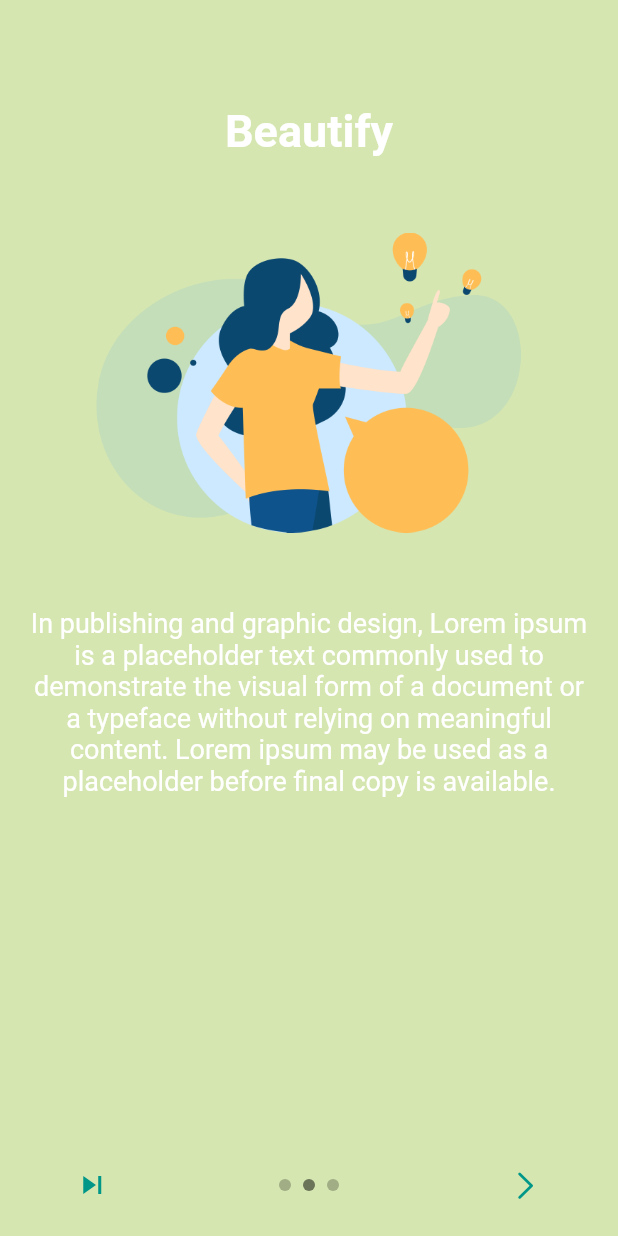
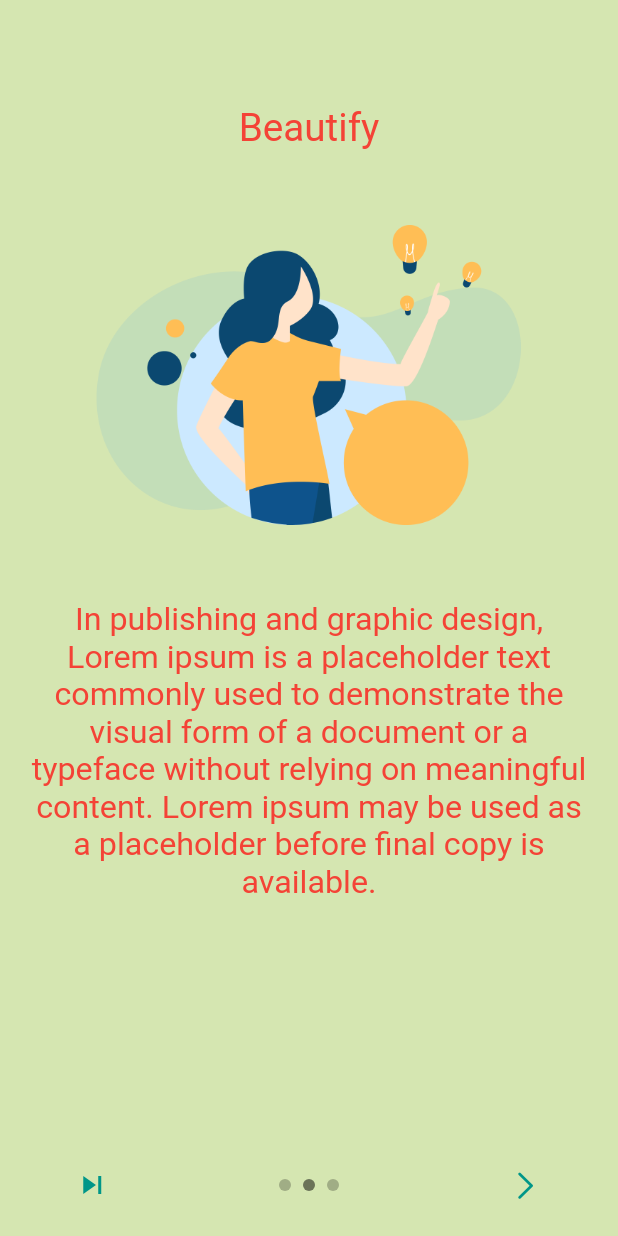
Before and after one commit to mo7amedaliEbaid/beautify, a Flutter app: the screen it shows after launch, swiped to page 2, on a phone screen of 412 x 824 dp. Run offline on Flutter 3.47's test engine with Material 2 defaults, Android fonts, the phone set to English and light mode, and no system bars; drawn by our look-alikes of intro_slider; our stand-ins replace auto_size_text, badges, bottom_navy_bar, cached_network_image, carousel_slider, dio and 12 more; missing offline and left inert: barcode; accounts and stored records are empty; Roboto replaces fonts that are missing (Poppins).

```diff
--- a/lib/main.dart
+++ b/lib/main.dart
@@ -1,38 +1,52 @@
-import 'package:beautify/view/onboarding_screen/onboarding_screen.dart';
+import 'package:beautify/providers.dart';
+import 'package:beautify/view/landing_screen/landing_screen.dart';
 import 'package:beautify/view/rootscreen/root.dart';
 import 'package:beautify/viewmodel/initial/initial.dart';
 import 'package:flutter/material.dart';
+import 'package:provider/provider.dart';
 import 'configs/core_theme.dart' as theme;
 import 'package:get/get.dart';
 
 import 'model/controllers/binding/initial_binding.dart';
 import 'model/controllers/duplicate_controller.dart';
 
-
 void main() async {
   WidgetsFlutterBinding.ensureInitialized();
   await HighPriorityInitial.initial();
-  runApp(const MyApp());
+
+  runApp(MultiProvider(
+    providers: [
+      ChangeNotifierProvider(create: (_) => ThemeProvider()),
+    ],
+    child: Consumer<ThemeProvider>(
+      builder: (context, themeProvider, child) {
+        return MyApp(
+          provider: themeProvider,
+        );
+      },
+    ),
+  ));
 }
 
 class MyApp extends StatelessWidget {
-  const MyApp({super.key});
+  MyApp({super.key, required this.provider});
+
+  final ThemeProvider provider;
 
   @override
   Widget build(BuildContext context) {
     bool isFirst =
         Get.find<DuplicateController>().introFunctions.getLaunchStatus();
-    bool isdark =
-    Get.find<DuplicateController>().introFunctions.isDark;
+   // bool isdark = Get.find<DuplicateController>().introFunctions.isDark;
     return GetMaterialApp(
       debugShowCheckedModeBanner: false,
       initialBinding: InitialBinding(),
-      themeMode: isdark ? ThemeMode.dark : ThemeMode.light,
+      themeMode: provider.isDark ? ThemeMode.dark : ThemeMode.light,
       theme: theme.themeLight,
       darkTheme: theme.themeDark,
       title: 'Beautify',
       home: isFirst
-          ? const IntroScreen()
+          ? const LandingScreen()
           : const RootScreen(
               index: 0,
             ),
--- /dev/null
+++ b/lib/providers.dart
@@ -0,0 +1,25 @@
+import 'package:flutter/material.dart';
+import 'package:hive/hive.dart';
+
+class ThemeProvider extends ChangeNotifier {
+  //final cache = Hive.box('app');
+
+  bool isDark = false;
+
+ /* void init() {
+    bool? cacheTheme = cache.get('theme');
+    isDark = cacheTheme ?? false;
+
+    notifyListeners();
+  }
+*/
+  bool get theme => isDark;
+
+  set theme(bool value) {
+    isDark = value;
+
+   // cache.put('theme', value);
+
+    notifyListeners();
+  }
+}
--- a/lib/view/onboarding_screen/onboarding_screen.dart
+++ b/lib/view/landing_screen/landing_screen.dart
@@ -1,39 +1,47 @@
 import 'package:flutter/cupertino.dart';
 import 'package:flutter/material.dart';
 import 'package:flutter/services.dart';
-
+import 'package:beautify/configs/configs.dart';
 import 'package:get/get.dart';
 import 'package:intro_slider/intro_slider.dart';
+import '../../configs/app.dart';
 import '../../model/controllers/duplicate_controller.dart';
 import '../../model/tools/constants/assets.dart';
 import '../../viewmodel/onboarding/onboarding.dart';
 import '../rootscreen/root.dart';
 
-class IntroScreen extends StatefulWidget {
-  const IntroScreen({super.key});
+class LandingScreen extends StatefulWidget {
+  const LandingScreen({super.key});
 
   @override
-  State<IntroScreen> createState() => _IntroScreenState();
+  State<LandingScreen> createState() => _LandingScreenState();
 }
 
-class _IntroScreenState extends State<IntroScreen> {
+class _LandingScreenState extends State<LandingScreen> {
   final duplicateController = Get.find<DuplicateController>();
- // late CustomColors colors = duplicateController.colors;
   late List<ContentConfig> contentList = [
     ContentConfig(
         //backgroundColor: colors.primary,
+      styleTitle: AppText.h1?.copyWith(color: Colors.red),
+        styleDescription: AppText.h2?.copyWith(color: Colors.red),
         title: "Beautify",
         description:
             "In publishing and graphic design, Lorem ipsum is a placeholder text commonly used to demonstrate the visual form of a document or a typeface without relying on meaningful content. Lorem ipsum may be used as a placeholder before final copy is available.",
         pathImage: manImage),
     ContentConfig(
         //backgroundColor: colors.primary,
+        styleTitle: AppText.h1?.copyWith(color: Colors.red),
+        styleDescription: AppText.h2?.copyWith(color: Colors.red),
+
         title: "Beautify",
         description:
             "In publishing and graphic design, Lorem ipsum is a placeholder text commonly used to demonstrate the visual form of a document or a typeface without relying on meaningful content. Lorem ipsum may be used as a placeholder before final copy is available.",
         pathImage: aboutImage),
     ContentConfig(
     //    backgroundColor: colors.primary,
+        styleTitle: AppText.h1?.copyWith(color: Colors.red),
+        styleDescription: AppText.h2?.copyWith(color: Colors.red),
+
         title: "Beautify",
         description:
             "In publishing and graphic design, Lorem ipsum is a placeholder text commonly used to demonstrate the visual form of a document or a typeface without relying on meaningful content. Lorem ipsum may be used as a placeholder before final copy is available.",
@@ -48,6 +56,7 @@ class _IntroScreenState extends State<IntroScreen> {
 
   @override
   Widget build(BuildContext context) {
+    App.init(context);
     final duplicateController = Get.find<DuplicateController>();
     IntroFunctions splashFunctions = duplicateController.introFunctions;
     return Scaffold(
--- a/pubspec.yaml
+++ b/pubspec.yaml
@@ -15,7 +15,7 @@ dependencies:
   flutter:
     sdk: flutter
 
-
+  provider:
 
   cupertino_icons: ^1.0.2
   flutter_bloc:
```
Also changed, not shown: lib/view/homescreen/home_screen.dart (+34 -2 lines), lib/view/rootscreen/root.dart (+7 -2 lines).
